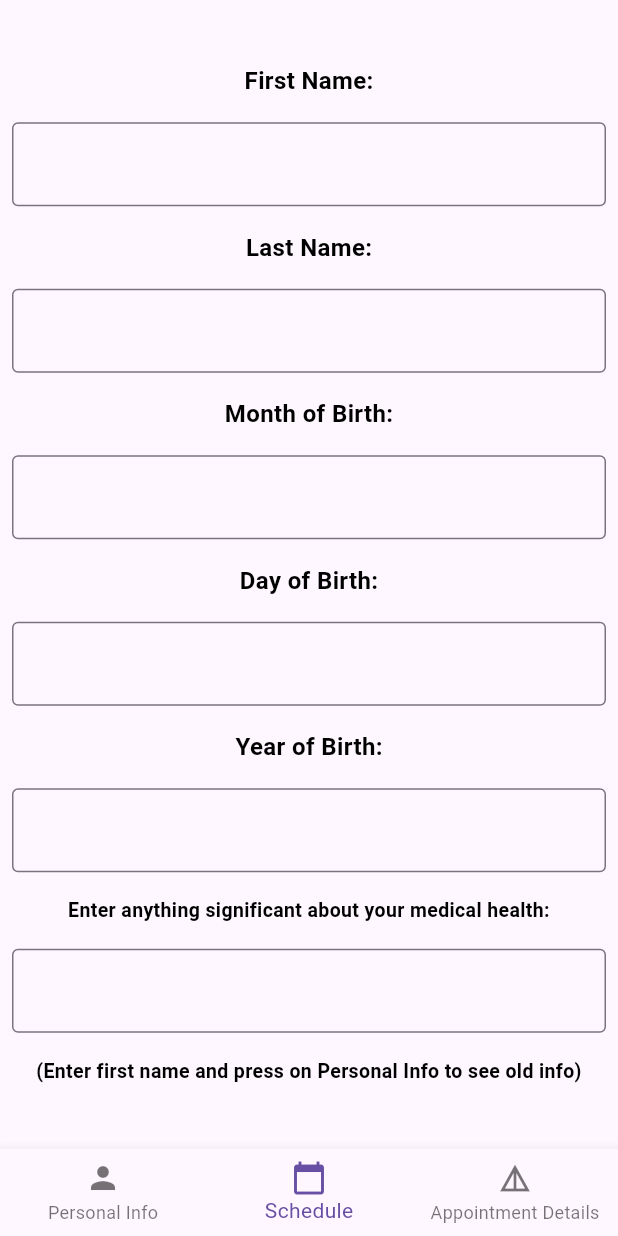
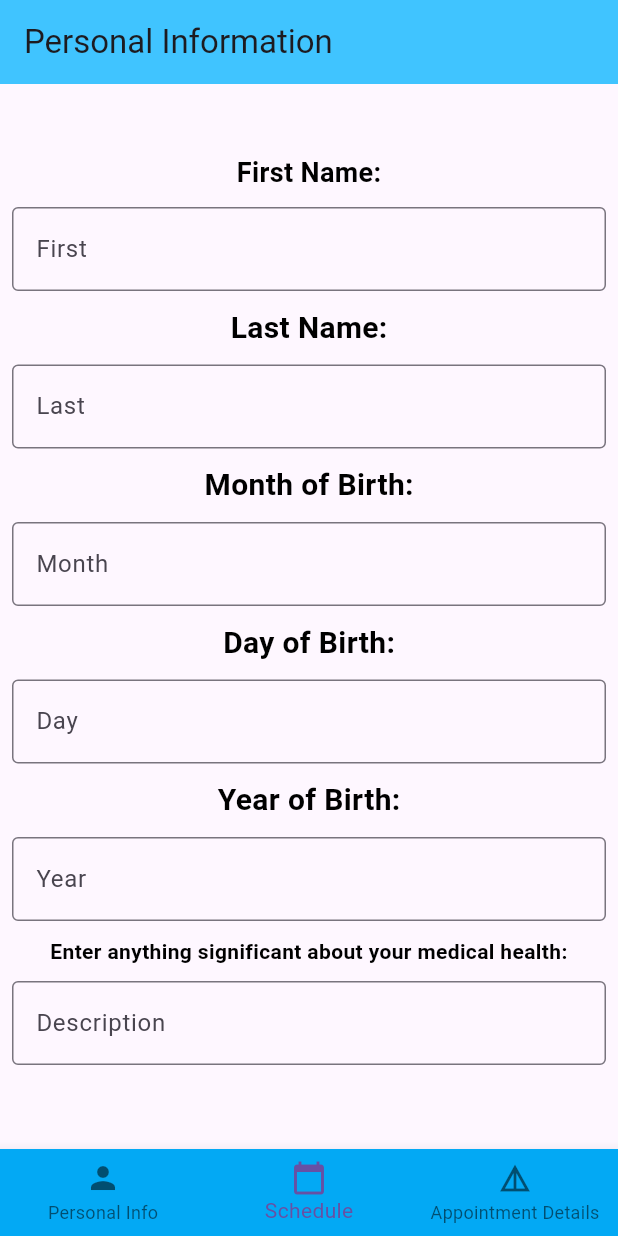
Before and after one commit to RohanTonmoy/medipoint, a Flutter app: the PersonalInfo screen opened directly with empty values, on a phone screen of 412 x 824 dp. Run offline on Flutter 3.47's test engine with Material 3 defaults, Android fonts, the phone set to English and light mode, and no system bars; our stand-ins replace sqflite, table_calendar; accounts and stored records are empty.

Commit message:
Update personalinfo.dart

```diff
--- a/lib/personalinfo.dart
+++ b/lib/personalinfo.dart
@@ -13,6 +13,7 @@ class PersonalInfo extends StatefulWidget {
 }
 
 class _PersonalInfo extends State<PersonalInfo> {
+
   String? fname;
   int _currentIndex = 1;
   String? lname;
@@ -31,133 +32,141 @@ class _PersonalInfo extends State<PersonalInfo> {
 
   void changem(String m) {
     widget.patient.changem(m);
+    info[2] = m;
   }
 
   void changed(String d) {
     widget.patient.changed(d);
+    info[3] = d;
   }
 
   void changey(String y) {
     widget.patient.changey(y);
+    info[4] = y;
   }
 
   void changef(String f) {
     widget.patient.changef(f);
+    info[0] = f;
   }
 
   void changel(String l) {
     widget.patient.changel(l);
+    info[1] = l;
   }
 
   void changedesc(String d) {
     widget.patient.changedesc(d);
+    info[5] = d;
   }
 
-  @override
-  void innitState() {
-    innitState1();
-  }
+  // @override
+  // void innitState() {
+  //   innitState1();
+  // }
 
   @override
   Widget build(BuildContext context) {
     return Scaffold(
+       appBar: AppBar(
+        backgroundColor: Colors.lightBlueAccent,
+        title: Text('Personal Information'),
+      ),
       body: Center(
           child: Column(
               mainAxisAlignment: MainAxisAlignment.center,
               children: <Widget>[
             Text('First Name:',
                 style: TextStyle(
-                    fontSize: 16,
+                    fontSize: 18,
                     fontWeight: FontWeight.bold,
                     color: Colors.black)),
             Padding(
-              padding: EdgeInsets.symmetric(horizontal: 8, vertical: 16),
+              padding: EdgeInsets.symmetric(horizontal: 8, vertical: 10),
               child: TextField(
                 decoration: InputDecoration(
                   fillColor: Colors.white,
                   border: OutlineInputBorder(),
-                  hintText: fname,
+                  hintText: info[0],
                 ),
                 onChanged: (text) {
-                  changef(text);
-                  innitState1();
                   changef(text);
                 },
               ),
             ),
             Text('Last Name:',
                 style: TextStyle(
-                  fontSize: 16,
+                  fontSize: 20,
                   color: Colors.black,
                   fontWeight: FontWeight.bold,
                 )),
             Padding(
-              padding: EdgeInsets.symmetric(horizontal: 8, vertical: 16),
+              padding: EdgeInsets.symmetric(horizontal: 8, vertical: 10),
               child: TextField(
                 onChanged: (value) => changel(value),
                 decoration: InputDecoration(
                   fillColor: Colors.white,
                   border: OutlineInputBorder(),
-                  hintText: lname,
+                  hintText: info[1],
                 ),
               ),
             ),
             Text('Month of Birth:',
                 style: TextStyle(
-                  fontSize: 16,
+                  fontSize: 20,
                   color: Colors.black,
                   fontWeight: FontWeight.bold,
                 )),
             Padding(
-              padding: EdgeInsets.symmetric(horizontal: 8, vertical: 16),
+              padding: EdgeInsets.symmetric(horizontal: 8, vertical: 10),
               child: TextField(
                 decoration: InputDecoration(
                   fillColor: Colors.white,
                   border: OutlineInputBorder(),
-                  hintText: month,
+                  hintText: info[2],
                 ),
                 onChanged: (value) {
-                  innitState1();
+
                   changem(value);
                 },
               ),
             ),
             Text('Day of Birth:',
                 style: TextStyle(
-                  fontSize: 16,
+                  fontSize: 20,
                   color: Colors.black,
                   fontWeight: FontWeight.bold,
                 )),
             Padding(
-              padding: EdgeInsets.symmetric(horizontal: 8, vertical: 16),
+              padding: EdgeInsets.symmetric(horizontal: 8, vertical: 10),
               child: TextField(
                 decoration: InputDecoration(
                   fillColor: Colors.white,
                   border: OutlineInputBorder(),
-                  hintText: day,
+                  hintText: info[3],
                 ),
                 onChanged: (value) {
-                  innitState1();
+
                   changed(value);
                 },
               ),
             ),
             Text('Year of Birth:',
                 style: TextStyle(
-                  fontSize: 16,
+                  fontSize: 20,
                   color: Colors.black,
                   fontWeight: FontWeight.bold,
                 )),
             Padding(
-              padding: EdgeInsets.symmetric(horizontal: 8, vertical: 16),
+              padding: EdgeInsets.symmetric(horizontal: 8, vertical: 10),
               child: TextField(
                 decoration: InputDecoration(
                   fillColor: Colors.white,
                   border: OutlineInputBorder(),
-                  hintText: year,
+                  hintText: info[4],
                 ),
                 onChanged: (value) {
-                  innitState1();
+
                   changey(value);
                 },
               ),
@@ -165,38 +174,31 @@ class _PersonalInfo extends State<PersonalInfo> {
             Text(
               'Enter anything significant about your medical health:',
               style: TextStyle(
-                fontSize: 13,
+                fontSize: 14,
                 color: Colors.black,
                 fontWeight: FontWeight.bold,
               ),
               textAlign: TextAlign.center,
             ),
             Padding(
-              padding: EdgeInsets.symmetric(horizontal: 8, vertical: 16),
+              padding: EdgeInsets.symmetric(horizontal: 8, vertical: 10),
               child: TextField(
                 decoration: InputDecoration(
                   fillColor: Colors.white,
                   border: OutlineInputBorder(),
-                  hintText: desc,
+                  hintText: info[5],
                 ),
                 onChanged: (value) {
-                  innitState1();
+
                   changedesc(value);
-                  innitState1();
+
                 },
               ),
             ),
-            Text(
-              '(Enter first name and press on Personal Info to see old info)',
-              style: TextStyle(
-                fontSize: 13,
-                color: Colors.black,
-                fontWeight: FontWeight.bold,
-              ),
-              textAlign: TextAlign.center,
-            ),
+
           ])),
       bottomNavigationBar: BottomNavigationBar(
+        backgroundColor: Colors.lightBlue,
         currentIndex: _currentIndex,
         onTap: (value) {
           setState(() {
@@ -225,10 +227,6 @@ class _PersonalInfo extends State<PersonalInfo> {
   void _navigateToPage(int index, BuildContext context) {
     switch (index) {
       case 0:
-        /*Navigator.pushReplacement(
-            context,
-            MaterialPageRoute(
-                builder: (context) => PersonalInfo(patient: widget.patient)));*/
         break;
       case 1:
         Navigator.push(
```
